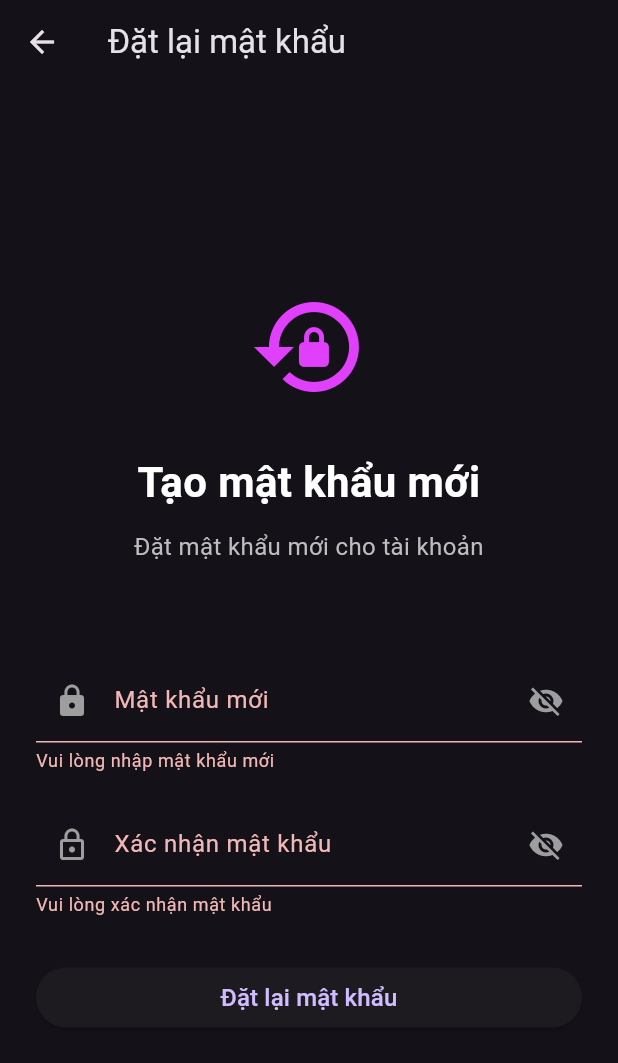
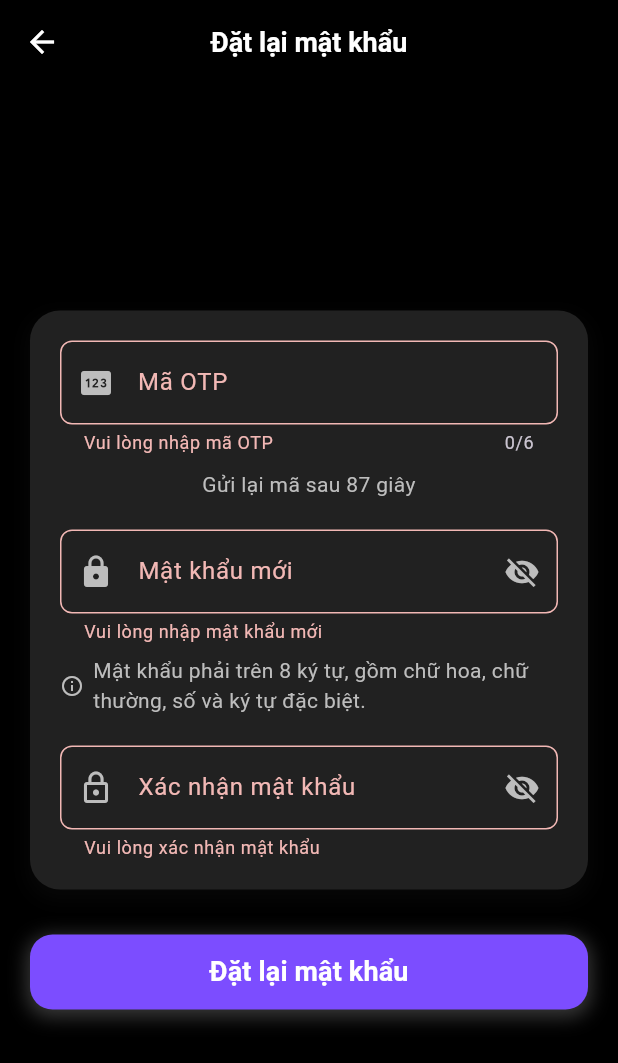
Before and after one commit to DevTapGym/to_do_list_app, a Flutter app: the ResetPasswordScreen screen opened directly with empty values, after a tap on "Đặt lại mật khẩu", on a phone screen of 412 x 824 dp. Shown: the top 1063 px of the screen. Run offline on Flutter 3.47's test engine with Material 3 defaults, Android fonts, the phone set to English and light mode, and no system bars; our stand-ins replace dio, flutter_bloc, flutter_secure_storage, image_picker, shared_preferences; accounts and stored records are empty.

Commit message:
add forgot password

```diff
--- a/lib/screens/auth/forgot_passowrd_screen.dart
+++ b/lib/screens/auth/forgot_passowrd_screen.dart
@@ -24,9 +24,9 @@ class _ForgotPasswordScreenState extends State<ForgotPasswordScreen> {
   }
 
   void _showMessage(String message) {
-    ScaffoldMessenger.of(
-      context,
-    ).showSnackBar(SnackBar(content: Text(message)));
+    ScaffoldMessenger.of(context).showSnackBar(
+      SnackBar(content: Text(message), backgroundColor: Colors.red),
+    );
   }
 
   Future<void> _requestOtp() async {
@@ -36,22 +36,22 @@ class _ForgotPasswordScreenState extends State<ForgotPasswordScreen> {
       });
 
       final email = _emailController.text.trim();
-      final success = await _authService.sendCode(email);
+      final success = await _authService.forgotPassword(email);
 
       setState(() {
         _isLoading = false;
       });
 
       if (success) {
+        // Để trống logic khi thành công theo yêu cầu
         Navigator.push(
-          // ignore: use_build_context_synchronously
           context,
           MaterialPageRoute(
-            builder: (context) => OtpVerificationPage(email: email),
+            builder: (context) => ResetPasswordScreen(email: email),
           ),
         );
       } else {
-        _showMessage("Gửi mã thất bại. Vui lòng kiểm tra lại email.");
+        _showMessage("Email không hợp lệ");
       }
     }
   }
@@ -75,7 +75,7 @@ class _ForgotPasswordScreenState extends State<ForgotPasswordScreen> {
         ),
         centerTitle: true,
         leading: IconButton(
-          icon: const Icon(Icons.arrow_back),
+          icon: Icon(Icons.arrow_back, color: colors.textColor),
           onPressed: () {
             Navigator.pop(context);
           },
@@ -181,30 +181,43 @@ class _ForgotPasswordScreenState extends State<ForgotPasswordScreen> {
   }
 }
 
-// Màn hình 2: Nhập OTP
-class OtpVerificationPage extends StatefulWidget {
+class ResetPasswordScreen extends StatefulWidget {
   final String email;
 
-  const OtpVerificationPage({super.key, required this.email});
+  const ResetPasswordScreen({super.key, required this.email});
 
   @override
-  State<OtpVerificationPage> createState() => _OtpVerificationPageState();
+  State<ResetPasswordScreen> createState() => _ResetPasswordScreenState();
 }
 
-class _OtpVerificationPageState extends State<OtpVerificationPage> {
+class _ResetPasswordScreenState extends State<ResetPasswordScreen> {
+  final TextEditingController _codeController = TextEditingController();
+  final TextEditingController _newPasswordController = TextEditingController();
+  final TextEditingController _confirmPasswordController =
+      TextEditingController();
+  final AuthService _authService = AuthService();
   final _formKey = GlobalKey<FormState>();
-  final _otpController = TextEditingController();
-  final AuthService _authService = AuthService();
-
+  bool _autoValidate = false;
+  bool _isLoading = false;
+  bool _obscureNewPassword = true;
+  bool _obscureConfirmPassword = true;
   Timer? _timer;
-  int _secondsRemaining = 90;
+  int _secondsRemaining = 90; // 1 phút 30 giây
   bool _isResendAvailable = false;
-  bool _isLoading = false;
 
   @override
   void initState() {
     super.initState();
     _startCountdown();
+  }
+
+  @override
+  void dispose() {
+    _timer?.cancel();
+    _codeController.dispose();
+    _newPasswordController.dispose();
+    _confirmPasswordController.dispose();
+    super.dispose();
   }
 
   void _startCountdown() {
@@ -228,136 +241,152 @@ class _OtpVerificationPageState extends State<OtpVerificationPage> {
     });
   }
 
-  @override
-  void dispose() {
-    _timer?.cancel();
-    _otpController.dispose();
-    super.dispose();
-  }
-
-  Future<void> _verifyCode() async {
-    final code = _otpController.text.trim();
-    if (code.length != 6 || int.tryParse(code) == null) {
-      _showMessage("Vui lòng nhập mã OTP hợp lệ.");
-      return;
-    }
-
+  Future<void> _resendCode() async {
     setState(() {
       _isLoading = true;
     });
 
-    final success = await _authService.checkCode(widget.email, code);
+    final success = await _authService.forgotPassword(widget.email);
+
     setState(() {
       _isLoading = false;
     });
 
     if (success) {
-      Navigator.push(
-        // ignore: use_build_context_synchronously
-        context,
-        MaterialPageRoute(
-          builder: (context) => ResetPasswordScreen(email: widget.email),
-        ),
-      );
+      _showMessage('Mã OTP mới đã được gửi', success: true);
+      _startCountdown();
     } else {
-      _showMessage("Mã xác thực không đúng.");
+      _showMessage('Gửi mã OTP thất bại. Vui lòng thử lại.');
     }
   }
 
-  Future<void> _sendCode() async {
-    final success = await _authService.sendCode(widget.email);
-    if (!success) {
-      _showMessage("Gửi mã thất bại. Vui lòng thử lại sau.");
+  void _showMessage(String message, {bool success = false}) {
+    ScaffoldMessenger.of(context).showSnackBar(
+      SnackBar(
+        content: Text(message),
+        backgroundColor: success ? Colors.green : Colors.red,
+      ),
+    );
+  }
+
+  Future<void> _handleChangePassword() async {
+    if (_formKey.currentState!.validate()) {
+      setState(() {
+        _isLoading = true;
+      });
+
+      final code = _codeController.text.trim();
+      final newPass = _newPasswordController.text.trim();
+      final confirmPass = _confirmPasswordController.text.trim();
+
+      if (newPass != confirmPass) {
+        setState(() {
+          _isLoading = false;
+        });
+        _showMessage('Mật khẩu mới và xác nhận mật khẩu không khớp');
+        return;
+      }
+
+      final success = await _authService.resetPassword(
+        widget.email,
+        newPass,
+        code,
+      );
+
+      setState(() {
+        _isLoading = false;
+      });
+
+      if (success) {
+        _showMessage('Đặt lại mật khẩu thành công', success: true);
+        _codeController.clear();
+        _newPasswordController.clear();
+        _confirmPasswordController.clear();
+        Future.delayed(Duration(seconds: 1), () {
+          Navigator.of(
+            context,
+          ).pushNamedAndRemoveUntil('/login', (route) => false);
+        });
+      } else {
+        _showMessage('Đặt lại mật khẩu thất bại. Vui lòng kiểm tra mã OTP.');
       }
     }
-
-  void _showMessage(String message) {
-    ScaffoldMessenger.of(
-      context,
-    ).showSnackBar(SnackBar(content: Text(message)));
   }
 
   @override
   Widget build(BuildContext context) {
     final colors = AppThemeConfig.getColors(context);
+
     return Scaffold(
       backgroundColor: colors.bgColor,
       appBar: AppBar(
+        backgroundColor: Colors.transparent,
+        elevation: 0,
+        leading: IconButton(
+          onPressed: () => Navigator.pop(context),
+          icon: Icon(Icons.arrow_back, color: colors.textColor, size: 24),
+        ),
         title: Text(
-          'Xác minh OTP',
+          'Đặt lại mật khẩu',
           style: TextStyle(
             color: colors.textColor,
-            fontSize: 20,
             fontWeight: FontWeight.bold,
+            fontSize: 18,
           ),
         ),
-        backgroundColor: Colors.transparent,
-        elevation: 0,
         centerTitle: true,
-        leading: IconButton(
-          icon: const Icon(Icons.arrow_back),
-          onPressed: () {
-            Navigator.pop(context);
-          },
       ),
-      ),
-      body: SafeArea(
-        child: Center(
+      body: Center(
         child: SingleChildScrollView(
-            child: Padding(
-              padding: const EdgeInsets.all(24.0),
+          padding: const EdgeInsets.symmetric(horizontal: 20),
           child: Form(
             key: _formKey,
+            autovalidateMode:
+                _autoValidate
+                    ? AutovalidateMode.always
+                    : AutovalidateMode.disabled,
             child: Column(
-                  mainAxisAlignment: MainAxisAlignment.center,
-                  crossAxisAlignment: CrossAxisAlignment.stretch,
+              mainAxisSize: MainAxisSize.min,
               children: [
-                    Icon(
-                      Icons.verified_user,
-                      size: 80,
-                      color: colors.primaryColor,
+                Container(
+                  padding: const EdgeInsets.all(20),
+                  decoration: BoxDecoration(
+                    color: colors.itemBgColor,
+                    borderRadius: BorderRadius.circular(20),
+                    boxShadow: [
+                      BoxShadow(
+                        color: colors.itemBgColor.withOpacity(0.2),
+                        spreadRadius: 2,
+                        blurRadius: 10,
+                        offset: const Offset(0, 5),
                       ),
-                    const SizedBox(height: 30),
-                    Text(
-                      'Nhập mã OTP',
-                      style: TextStyle(
-                        fontSize: 28,
-                        fontWeight: FontWeight.bold,
-                        color: colors.textColor,
+                    ],
                   ),
-                      textAlign: TextAlign.center,
-                    ),
-                    const SizedBox(height: 12),
-                    Text(
-                      'Chúng tôi đã gửi mã xác minh đến\n${widget.email}',
-                      style: TextStyle(
-                        fontSize: 16,
-                        color: colors.subtitleColor,
-                      ),
-                      textAlign: TextAlign.center,
-                    ),
-                    const SizedBox(height: 40),
-
-                    // Trường nhập OTP
+                  child: Column(
+                    children: [
+                      // Trường nhập mã OTP
                       TextFormField(
-                      controller: _otpController,
+                        controller: _codeController,
                         keyboardType: TextInputType.number,
                         maxLength: 6,
                         textAlign: TextAlign.center,
                         decoration: InputDecoration(
                           labelText: 'Mã OTP',
+                          border: OutlineInputBorder(
+                            borderRadius: BorderRadius.circular(8),
+                          ),
                           prefixIcon: Icon(
                             Icons.pin,
                             color: colors.subtitleColor,
                           ),
                         ),
-                      style: TextStyle(fontSize: 18, letterSpacing: 10),
                         validator: (value) {
-                        if (value == null || value.isEmpty) {
+                          if (value == null || value.trim().isEmpty) {
                             return 'Vui lòng nhập mã OTP';
                           }
-                        if (value.length < 6) {
-                          return 'Mã OTP phải có 6 chữ số';
+                          if (value.trim().length != 6 ||
+                              int.tryParse(value.trim()) == null) {
+                            return 'Mã OTP phải gồm 6 chữ số';
                           }
                           return null;
                         },
@@ -365,205 +394,106 @@ class _OtpVerificationPageState extends State<OtpVerificationPage> {
                       const SizedBox(height: 10),
                       Text(
                         _isResendAvailable
-                          ? 'Bạn có thể gửi lại mã'
+                            ? 'Bạn có thể gửi lại mã OTP'
                             : 'Gửi lại mã sau $_secondsRemaining giây',
                         style: TextStyle(
+                          fontSize: 14,
                           color: colors.subtitleColor,
-                        fontSize: 16,
                         ),
                         textAlign: TextAlign.center,
                       ),
                       if (_isResendAvailable)
                         TextButton(
-                        onPressed: () {
-                          _sendCode();
-                          _startCountdown();
-                        },
+                          onPressed: _isLoading ? null : _resendCode,
                           child: Text(
-                          "Gửi lại mã",
+                            'Gửi lại mã OTP',
                             style: TextStyle(
                               fontSize: 16,
                               color: colors.primaryColor,
                             ),
                           ),
                         ),
-                    const SizedBox(height: 30),
-                    ElevatedButton(
-                      onPressed: _isLoading ? null : _verifyCode,
-                      style: ElevatedButton.styleFrom(
-                        backgroundColor: colors.primaryColor,
-                        foregroundColor: Colors.white,
-                        minimumSize: const Size(double.infinity, 50),
-                        shape: RoundedRectangleBorder(
-                          borderRadius: BorderRadius.circular(12),
+                      const SizedBox(height: 20),
+                      // Trường nhập mật khẩu mới
+                      TextFormField(
+                        controller: _newPasswordController,
+                        obscureText: _obscureNewPassword,
+                        decoration: InputDecoration(
+                          labelText: 'Mật khẩu mới',
+                          border: OutlineInputBorder(
+                            borderRadius: BorderRadius.circular(8),
+                          ),
+                          prefixIcon: Icon(
+                            Icons.lock,
+                            color: colors.subtitleColor,
+                          ),
+                          suffixIcon: IconButton(
+                            icon: Icon(
+                              _obscureNewPassword
+                                  ? Icons.visibility_off
+                                  : Icons.visibility,
+                              color: colors.subtitleColor,
+                            ),
+                            onPressed: () {
+                              setState(() {
+                                _obscureNewPassword = !_obscureNewPassword;
+                              });
+                            },
                           ),
                         ),
-                      child:
-                          _isLoading
-                              ? CircularProgressIndicator(
-                                color: colors.primaryColor,
-                              )
-                              : const Text(
-                                'Xác minh',
-                                style: TextStyle(fontSize: 18),
+                        validator: (value) {
+                          if (value == null || value.trim().isEmpty) {
+                            return 'Vui lòng nhập mật khẩu mới';
+                          }
+                          final passwordRegex = RegExp(
+                            r'^(?=.*[A-Z])(?=.*[a-z])(?=.*\d)(?=.*[@$!%*?&])[A-Za-z\d@$!%*?&]{8,}$',
+                          );
+                          if (!passwordRegex.hasMatch(value.trim())) {
+                            return 'Mật khẩu phải trên 8 ký tự, gồm chữ hoa, chữ thường, số và ký tự đặc biệt';
+                          }
+                          return null;
+                        },
+                      ),
+                      const SizedBox(height: 8),
+                      Row(
+                        children: [
+                          Icon(
+                            Icons.info_outline,
+                            size: 16,
+                            color: colors.subtitleColor,
+                          ),
+                          const SizedBox(width: 6),
+                          Expanded(
+                            child: Text(
+                              'Mật khẩu phải trên 8 ký tự, gồm chữ hoa, chữ thường, số và ký tự đặc biệt.',
+                              style: TextStyle(
+                                fontSize: 14,
+                                color: colors.subtitleColor,
+                              ),
                             ),
                           ),
                         ],
                       ),
-              ),
-            ),
-          ),
-        ),
-      ),
-    );
-  }
-}
-
-// Màn hình 3: Đặt lại mật khẩu
-class ResetPasswordScreen extends StatefulWidget {
-  final String email;
-
-  const ResetPasswordScreen({super.key, required this.email});
-
-  @override
-  State<ResetPasswordScreen> createState() => _ResetPasswordScreenState();
-}
-
-class _ResetPasswordScreenState extends State<ResetPasswordScreen> {
-  final _formKey = GlobalKey<FormState>();
-  final _passwordController = TextEditingController();
-  final _confirmPasswordController = TextEditingController();
-  bool _isLoading = false;
-  bool _obscurePassword = true;
-  bool _obscureConfirmPassword = true;
-
-  @override
-  void dispose() {
-    _passwordController.dispose();
-    _confirmPasswordController.dispose();
-    super.dispose();
-  }
-
-  void _resetPassword() {
-    if (_formKey.currentState!.validate()) {
-      setState(() {
-        _isLoading = true;
-      });
-
-      // Mô phỏng đặt lại mật khẩu
-      Future.delayed(const Duration(seconds: 2), () {
-        setState(() {
-          _isLoading = false;
-        });
-
-        // Hiển thị thông báo thành công và quay lại màn hình đăng nhập
-        // ignore: use_build_context_synchronously
-        ScaffoldMessenger.of(context).showSnackBar(
-          SnackBar(
-            content: Text('Đặt lại mật khẩu thành công!'),
-            backgroundColor: Colors.green,
-          ),
-        );
-
-        // Quay về màn hình đăng nhập
-        // ignore: use_build_context_synchronously
-        Navigator.of(context).popUntil((route) => route.isFirst);
-      });
-    }
-  }
-
-  @override
-  Widget build(BuildContext context) {
-    return Scaffold(
-      appBar: AppBar(
-        backgroundColor: Colors.transparent,
-        elevation: 0,
-        title: Text('Đặt lại mật khẩu'),
-      ),
-      body: SafeArea(
-        child: Center(
-          child: SingleChildScrollView(
-            child: Padding(
-              padding: const EdgeInsets.all(24.0),
-              child: Form(
-                key: _formKey,
-                child: Column(
-                  mainAxisAlignment: MainAxisAlignment.center,
-                  crossAxisAlignment: CrossAxisAlignment.stretch,
-                  children: [
-                    Icon(
-                      Icons.lock_reset,
-                      size: 80,
-                      color: Colors.purpleAccent,
-                    ),
-                    const SizedBox(height: 30),
-                    Text(
-                      'Tạo mật khẩu mới',
-                      style: TextStyle(
-                        fontSize: 28,
-                        fontWeight: FontWeight.bold,
-                        color: Colors.white,
-                      ),
-                      textAlign: TextAlign.center,
-                    ),
-                    const SizedBox(height: 12),
-                    Text(
-                      'Đặt mật khẩu mới cho tài khoản\n${widget.email}',
-                      style: TextStyle(fontSize: 16, color: Colors.grey[400]),
-                      textAlign: TextAlign.center,
-                    ),
-                    const SizedBox(height: 40),
-
-                    // Trường nhập mật khẩu mới
-                    TextFormField(
-                      controller: _passwordController,
-                      obscureText: _obscurePassword,
-                      decoration: InputDecoration(
-                        labelText: 'Mật khẩu mới',
-                        prefixIcon: Icon(Icons.lock, color: Colors.grey),
-                        suffixIcon: IconButton(
-                          icon: Icon(
-                            _obscurePassword
-                                ? Icons.visibility_off
-                                : Icons.visibility,
-                            color: Colors.grey,
-                          ),
-                          onPressed: () {
-                            setState(() {
-                              _obscurePassword = !_obscurePassword;
-                            });
-                          },
-                        ),
-                      ),
-                      style: TextStyle(fontSize: 16),
-                      validator: (value) {
-                        if (value == null || value.isEmpty) {
-                          return 'Vui lòng nhập mật khẩu mới';
-                        }
-                        if (value.length < 8) {
-                          return 'Mật khẩu phải có ít nhất 8 ký tự';
-                        }
-                        return null;
-                      },
-                    ),
                       const SizedBox(height: 20),
-
                       // Trường xác nhận mật khẩu
                       TextFormField(
                         controller: _confirmPasswordController,
                         obscureText: _obscureConfirmPassword,
                         decoration: InputDecoration(
                           labelText: 'Xác nhận mật khẩu',
+                          border: OutlineInputBorder(
+                            borderRadius: BorderRadius.circular(8),
+                          ),
                           prefixIcon: Icon(
                             Icons.lock_outline,
-                          color: Colors.grey,
+                            color: colors.subtitleColor,
                           ),
                           suffixIcon: IconButton(
                             icon: Icon(
                               _obscureConfirmPassword
                                   ? Icons.visibility_off
                                   : Icons.visibility,
-                            color: Colors.grey,
+                              color: colors.subtitleColor,
                             ),
                             onPressed: () {
                               setState(() {
@@ -573,35 +503,70 @@ class _ResetPasswordScreenState extends State<ResetPasswordScreen> {
                             },
                           ),
                         ),
-                      style: TextStyle(fontSize: 16),
                         validator: (value) {
-                        if (value == null || value.isEmpty) {
+                          if (value == null || value.trim().isEmpty) {
                             return 'Vui lòng xác nhận mật khẩu';
                           }
-                        if (value != _passwordController.text) {
+                          if (value.trim() !=
+                              _newPasswordController.text.trim()) {
                             return 'Mật khẩu không khớp';
                           }
                           return null;
                         },
                       ),
+                    ],
+                  ),
+                ),
                 const SizedBox(height: 30),
-
-                    // Nút đặt lại mật khẩu
-                    ElevatedButton(
-                      onPressed: _isLoading ? null : _resetPassword,
+                Container(
+                  decoration: BoxDecoration(
+                    color: colors.primaryColor,
+                    borderRadius: BorderRadius.circular(15),
+                    boxShadow: [
+                      BoxShadow(
+                        color: colors.subtitleColor.withOpacity(0.3),
+                        blurRadius: 10,
+                        spreadRadius: 2,
+                        offset: const Offset(0, 3),
+                      ),
+                    ],
+                  ),
+                  child: ElevatedButton(
+                    onPressed:
+                        _isLoading
+                            ? null
+                            : () {
+                              setState(() => _autoValidate = true);
+                              if (_formKey.currentState!.validate()) {
+                                _handleChangePassword();
+                              }
+                            },
+                    style: ElevatedButton.styleFrom(
+                      backgroundColor: Colors.transparent,
+                      shadowColor: Colors.transparent,
+                      minimumSize: const Size(double.infinity, 50),
+                      shape: RoundedRectangleBorder(
+                        borderRadius: BorderRadius.circular(15),
+                      ),
+                    ),
                     child:
                         _isLoading
                             ? SizedBox(
                               height: 20,
                               width: 20,
                               child: CircularProgressIndicator(
-                                  color: Colors.white,
+                                color: colors.textColor,
                                 strokeWidth: 3,
                               ),
                             )
                             : Text(
                               'Đặt lại mật khẩu',
-                                style: TextStyle(fontSize: 16),
+                              style: TextStyle(
+                                fontSize: 18,
+                                fontWeight: FontWeight.bold,
+                                color: colors.textColor,
+                              ),
+                            ),
                   ),
                 ),
               ],
@@ -609,8 +574,6 @@ class _ResetPasswordScreenState extends State<ResetPasswordScreen> {
           ),
         ),
       ),
-        ),
-      ),
     );
   }
 }
```
Also changed, not shown: lib/services/auth_service.dart (+43 -0 lines). Lines whose indentation alone changed are shown as unchanged.
